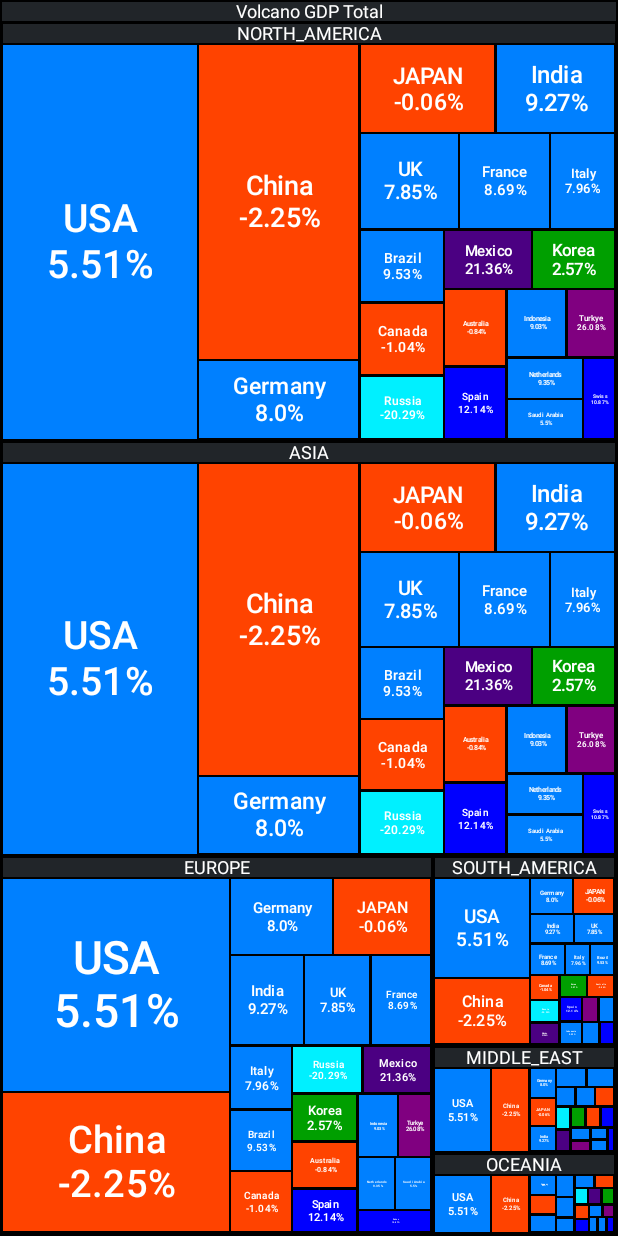
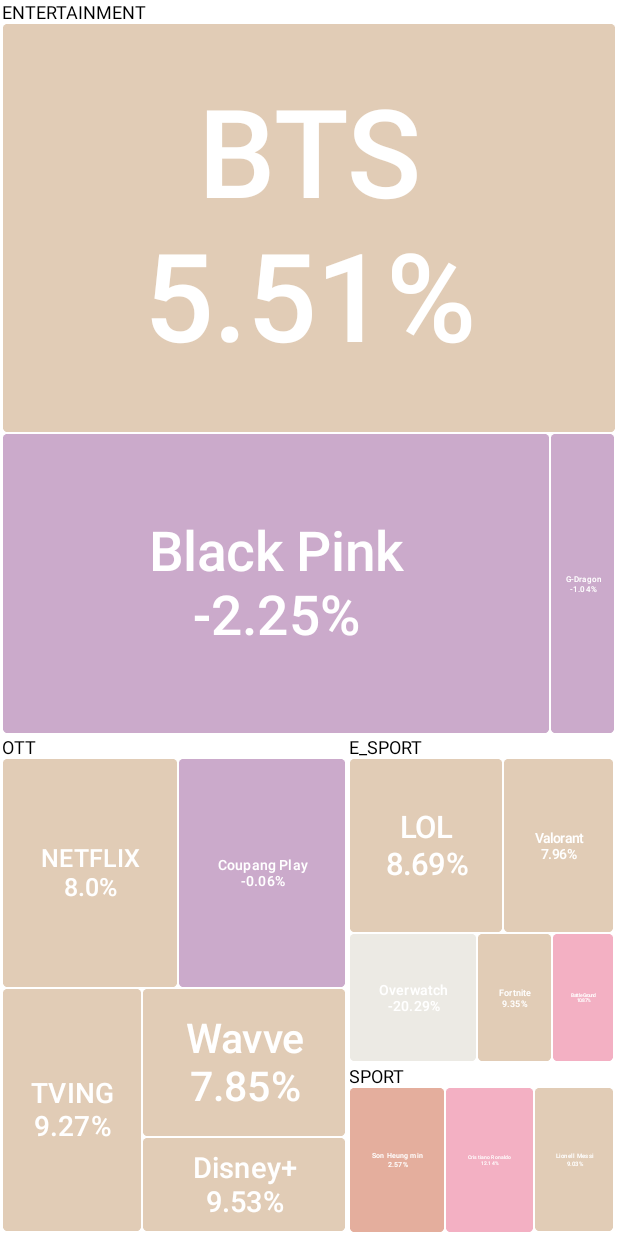
Before and after one commit to taewooyo/volcano, an Android app built with Jetpack Compose: the screen it shows after launch (MainActivity), on a phone screen of 412 x 824 dp. Run offline under Robolectric (Android 15) with nearby library versions, the light colour scheme and no system bars.

Commit message:
Update Voclano App module and Design

```diff
--- a/app/src/main/kotlin/com/taewooyo/volcano/Colors.kt
+++ b/app/src/main/kotlin/com/taewooyo/volcano/Colors.kt
@@ -19,19 +19,19 @@
 import androidx.compose.ui.graphics.toArgb
 
 internal fun getColor(percentage: Double): Int = when {
-  percentage < -30.0 -> Color(0xFFFF0000).toArgb()
-  percentage < -25.0 -> Color(0xFFFF4300).toArgb()
-  percentage < -20.0 -> Color(0xFF00f0ff).toArgb()
-  percentage < -15.0 -> Color(0xFFFF8ff0).toArgb()
-  percentage < -10.0 -> Color(0xFFFFFF00).toArgb()
-  percentage < -5.0 -> Color(0xFFFF3Ff0).toArgb()
-  percentage < 0.0 -> Color(0xFFFF4300).toArgb()
-  percentage < 5.0 -> Color(0xFF009f00).toArgb()
-  percentage < 10.0 -> Color(0xFF0080ff).toArgb()
-  percentage < 15.0 -> Color(0xFF0000ff).toArgb()
+  percentage < -30.0 -> Color(0xFFFCB9AA).toArgb()
+  percentage < -25.0 -> Color(0xFFFFDBCC).toArgb()
+  percentage < -20.0 -> Color(0xFFECEAE4).toArgb()
+  percentage < -15.0 -> Color(0xFFA2E1DB).toArgb()
+  percentage < -10.0 -> Color(0xFF55CBCD).toArgb()
+  percentage < -5.0 -> Color(0xFFABDEE6).toArgb()
+  percentage < 0.0 -> Color(0xFFCBAACB).toArgb()
+  percentage < 5.0 -> Color(0xFFE4AE9D).toArgb()
+  percentage < 10.0 -> Color(0xFFE1CCB6).toArgb()
+  percentage < 15.0 -> Color(0xFFF3B0C3).toArgb()
   percentage < 20.0 -> Color(0xFF4b8f82).toArgb()
-  percentage < 25.0 -> Color(0xFF4b0082).toArgb()
-  percentage < 30.0 -> Color(0xFF800080).toArgb()
-  percentage < 35.0 -> Color(0xFF51243f).toArgb()
-  else -> Color(0xFF888888).toArgb()
+  percentage < 25.0 -> Color(0xFFC08863).toArgb()
+  percentage < 30.0 -> Color(0xFF5AA08D).toArgb()
+  percentage < 35.0 -> Color(0xFFEF84C1).toArgb()
+  else -> Color(0xFFFC9ABB).toArgb()
 }
--- a/app/src/main/kotlin/com/taewooyo/volcano/Dummy.kt
+++ b/app/src/main/kotlin/com/taewooyo/volcano/Dummy.kt
@@ -16,140 +16,114 @@
 package com.taewooyo.volcano
 
 internal enum class Type {
-  NORTH_AMERICA,
-  SOUTH_AMERICA,
-  ASIA,
-  EUROPE,
-  MIDDLE_EAST,
-  OCEANIA,
+  ENTERTAINMENT,
+  OTT,
+  SPORT,
+  E_SPORT,
 }
 
-internal data class GDP(
+internal data class HotIssue(
   val name: String,
   val value: Double,
   val oldValue: Double,
   val type: Type,
 )
 
-internal val dummyData = listOf<GDP>(
-  GDP(
-    name = "USA",
+internal val dummyData = listOf<HotIssue>(
+  HotIssue(
+    name = "BTS",
     value = 26_949_643.0,
     oldValue = 1_485_168.0,
-    type = Type.NORTH_AMERICA,
+    type = Type.ENTERTAINMENT,
   ),
-  GDP(
-    name = "China",
+  HotIssue(
+    name = "Black Pink",
     value = 17_700_899.0,
     oldValue = -399_145.0,
-    type = Type.ASIA,
+    type = Type.ENTERTAINMENT,
   ),
-  GDP(
-    name = "Germany",
+  HotIssue(
+    name = "NETFLIX",
     value = 4_429_838.0,
     oldValue = 354_443.0,
-    type = Type.EUROPE,
+    type = Type.OTT,
   ),
-  GDP(
-    name = "JAPAN",
+  HotIssue(
+    name = "Coupang Play",
     value = 4230862.0,
     oldValue = -2_676.0,
-    type = Type.ASIA,
+    type = Type.OTT,
   ),
-  GDP(
-    name = "India",
+  HotIssue(
+    name = "TVING",
     value = 3_732_224.0,
     oldValue = 345_821.0,
-    type = Type.ASIA,
+    type = Type.OTT,
   ),
-  GDP(
-    name = "UK",
+  HotIssue(
+    name = "Wavve",
     value = 3_332_059.0,
     oldValue = 261_459.0,
-    type = Type.EUROPE,
+    type = Type.OTT,
   ),
-  GDP(
-    name = "France",
+  HotIssue(
+    name = "LOL",
     value = 3_049_016.0,
     oldValue = 264_996.0,
-    type = Type.EUROPE,
+    type = Type.E_SPORT,
   ),
-  GDP(
-    name = "Italy",
+  HotIssue(
+    name = "Valorant",
     value = 2_186_082.0,
     oldValue = 174_069.0,
-    type = Type.EUROPE,
+    type = Type.E_SPORT,
   ),
-  GDP(
-    name = "Brazil",
+  HotIssue(
+    name = "Disney+",
     value = 2_126_809.0,
     oldValue = 202_675.0,
-    type = Type.SOUTH_AMERICA,
+    type = Type.OTT,
   ),
-  GDP(
-    name = "Canada",
+  HotIssue(
+    name = "G-Dragon",
     value = 2_117_805.0,
     oldValue = -22_035.0,
-    type = Type.NORTH_AMERICA,
+    type = Type.ENTERTAINMENT,
   ),
-  GDP(
-    name = "Russia",
+  HotIssue(
+    name = "Overwatch",
     value = 1_862_470.0,
     oldValue = -377_952.0,
-    type = Type.EUROPE,
+    type = Type.E_SPORT,
   ),
-  GDP(
-    name = "Mexico",
-    value = 1_811_468.0,
-    oldValue = 386_935.0,
-    type = Type.SOUTH_AMERICA,
-  ),
-  GDP(
-    name = "Korea",
+  HotIssue(
+    name = "Son Heung min",
     value = 1_709_232.0,
     oldValue = 43_986.0,
-    type = Type.ASIA,
+    type = Type.SPORT,
   ),
-  GDP(
-    name = "Australia",
-    value = 1_687_713.0,
-    oldValue = -14_180.0,
-    type = Type.OCEANIA,
-  ),
-  GDP(
-    name = "Spain",
+  HotIssue(
+    name = "Cristiano Ronaldo",
     value = 1_582_054.0,
     oldValue = 192_127.0,
-    type = Type.EUROPE,
+    type = Type.SPORT,
   ),
-  GDP(
-    name = "Indonesia",
+  HotIssue(
+    name = "Lionell Messi",
     value = 1_417_387.0,
     oldValue = 127_958.0,
-    type = Type.ASIA,
+    type = Type.SPORT,
   ),
-  GDP(
-    name = "Turkye",
-    value = 1_154_600.0,
-    oldValue = 301_113.0,
-    type = Type.MIDDLE_EAST,
-  ),
-  GDP(
-    name = "Netherlands",
+  HotIssue(
+    name = "Fortnite",
     value = 1_092_748.0,
     oldValue = 102_165.0,
-    type = Type.EUROPE,
+    type = Type.E_SPORT,
   ),
-  GDP(
-    name = "Saudi Arabia",
-    value = 1_069_437.0,
-    oldValue = 58_849.0,
-    type = Type.MIDDLE_EAST,
-  ),
-  GDP(
-    name = "Swiss",
+  HotIssue(
+    name = "Battle Ground",
     value = 905_684.0,
     oldValue = 98_450.0,
-    type = Type.EUROPE,
+    type = Type.E_SPORT,
   ),
 )
--- a/app/src/main/kotlin/com/taewooyo/volcano/MainActivity.kt
+++ b/app/src/main/kotlin/com/taewooyo/volcano/MainActivity.kt
@@ -33,7 +33,7 @@
     val totalValue = dummyData.sumOf { it.value }
     val dividedDummyData = dummyData.groupBy { it.type }
     val volcano = root {
-      name { "Volcano GDP Total" }
+      name { null }
       weight { totalValue }
       sections {
         dividedDummyData.toList().forEach { (type, items) ->
@@ -41,12 +41,12 @@
             name { type.name }
             weight { items.sumOf { it.value } }
             elements {
-              dummyData.forEach { gdp ->
+              items.forEach { hotIssue ->
                 element {
-                  name { gdp.name }
-                  weight { gdp.value }
-                  percentage { (gdp.oldValue / gdp.value) * 100 }
-                  color { getColor((gdp.oldValue / gdp.value) * 100).toLong() }
+                  name { hotIssue.name }
+                  weight { hotIssue.value }
+                  percentage { (hotIssue.oldValue / hotIssue.value) * 100 }
+                  color { getColor((hotIssue.oldValue / hotIssue.value) * 100).toLong() }
                 }
               }
             }
@@ -64,6 +64,7 @@
           onClickElement = {},
           selectedBorderColor = Color.Black,
           selectedItem = null,
+          showRateText = true,
         )
       }
     }
--- a/volcano-compose/src/main/kotlin/com/taewooyo/volcano/compose/Volcano.kt
+++ b/volcano-compose/src/main/kotlin/com/taewooyo/volcano/compose/Volcano.kt
@@ -22,12 +22,14 @@
 import androidx.compose.foundation.gestures.awaitEachGesture
 import androidx.compose.foundation.gestures.calculatePan
 import androidx.compose.foundation.gestures.calculateZoom
+import androidx.compose.foundation.layout.Arrangement
 import androidx.compose.foundation.layout.Box
 import androidx.compose.foundation.layout.BoxWithConstraints
 import androidx.compose.foundation.layout.Column
 import androidx.compose.foundation.layout.fillMaxSize
 import androidx.compose.foundation.layout.fillMaxWidth
 import androidx.compose.foundation.layout.padding
+import androidx.compose.foundation.shape.RoundedCornerShape
 import androidx.compose.material.Text
 import androidx.compose.runtime.Composable
 import androidx.compose.runtime.getValue
@@ -37,6 +39,7 @@
 import androidx.compose.runtime.setValue
 import androidx.compose.ui.Alignment
 import androidx.compose.ui.Modifier
+import androidx.compose.ui.draw.clip
 import androidx.compose.ui.geometry.Offset
 import androidx.compose.ui.graphics.Color
 import androidx.compose.ui.graphics.graphicsLayer
@@ -65,7 +68,8 @@
   selectedBorderColor: Color = Color.White,
   onClickElement: (element: Element) -> Unit = {},
   onClickSection: (sectionName: String?) -> Unit = {},
-  borderColor: Color = Color.Black,
+  borderColor: Color = Color.White,
+  showRateText: Boolean = false,
 ) {
   val minScale = 1f
   val maxScale = 10f
@@ -144,10 +148,11 @@
     InternalTreemapChart(
       tree = items,
       selectedItem = selectedItem,
-      selectedBorderColor,
+      selectedBorderColor = selectedBorderColor,
       onClickItem = onClickElement,
       onClickSection = onClickSection,
       borderColor = borderColor,
+      showRateText = showRateText,
     )
   }
 }
@@ -161,11 +166,13 @@
   onClickItem: (Element) -> Unit,
   onClickSection: (String?) -> Unit,
   borderColor: Color,
+  showRateText: Boolean,
 ) {
   TreemapChart(
     data = tree,
     evaluateItem = Item::value,
     modifier = modifier,
+    borderColor = borderColor,
   ) { node, groupContent ->
     when (val item = node.data) {
       is Section -> {
@@ -180,6 +187,7 @@
             selectedBorderColor = selectedBorderColor,
             onClick = onClickItem,
             borderColor = borderColor,
+            showRateText = showRateText,
           )
         }
       }
@@ -195,6 +203,7 @@
   modifier: Modifier = Modifier,
   onClick: (Element) -> Unit,
   borderColor: Color,
+  showRateText: Boolean,
 ) {
   BoxWithConstraints(
     contentAlignment = Alignment.Center,
@@ -204,6 +213,7 @@
         0.5.dp,
         if (item.name == selectedItem?.name) selectedBorderColor else borderColor,
       )
+      .clip(RoundedCornerShape(5.dp))
       .background(Color(item.color)),
   ) {
     val boxWidth = constraints.maxWidth
@@ -211,7 +221,8 @@
     if (boxWidth >= 20 && boxHeight >= 20) {
       item.name?.let {
         AutoSizeText(
-          stockText = it,
+          showRateText = showRateText,
+          name = it,
           fluctuateText = "${item.percentage}%",
           width = with(LocalDensity.current) { boxWidth.toFloat() },
           height = with(LocalDensity.current) { boxHeight.toFloat() },
@@ -236,18 +247,19 @@
 
 @Composable
 internal fun AutoSizeText(
-  stockText: String,
+  showRateText: Boolean,
+  name: String,
   fluctuateText: String,
   modifier: Modifier = Modifier,
   width: Float,
   height: Float,
 ) {
-  val nameLength = stockText.length
+  val nameLength = name.length
   val fluctuation = fluctuateText.length
 
   val widthBaseTextSize = (
     (width / nameLength)
-      .coerceAtMost(width / fluctuation) / LocalDensity.current.density
+      .coerceAtMost(width / if (showRateText) fluctuation else 1) / LocalDensity.current.density
     )
     .coerceAtLeast(minTextSize)
 
@@ -258,11 +270,13 @@
 
   Column(
     modifier = Modifier
+      .fillMaxSize()
       .padding(horizontal = 2.dp),
     horizontalAlignment = Alignment.CenterHorizontally,
+    verticalArrangement = Arrangement.Center,
   ) {
     Text(
-      text = stockText,
+      text = name,
       modifier = modifier,
       fontSize = length.sp,
       fontWeight = FontWeight.W600,
@@ -273,6 +287,7 @@
       textAlign = TextAlign.Center,
       softWrap = false,
     )
+    if (showRateText) {
       Text(
         text = fluctuateText,
         modifier = modifier,
@@ -287,6 +302,7 @@
       )
     }
   }
+}
 
 private const val textLineSpace = 0.9f
 private const val minTextSize = 0.8f
@@ -296,6 +312,7 @@
   data: Tree<T>,
   evaluateItem: (T) -> Double,
   modifier: Modifier = Modifier,
+  borderColor: Color,
   nodeContent: @Composable (
     data: Tree.Node<T>,
     groupContent: @Composable (Tree.Node<T>, String?, (String?) -> Unit) -> Unit,
@@ -306,6 +323,7 @@
       data = data.root,
       evaluateItem = evaluateItem,
       nodeContent = nodeContent,
+      borderColor = borderColor,
     )
   }
 }
@@ -314,6 +332,7 @@
 internal fun <T> TreemapChartNode(
   data: Tree.Node<T>,
   evaluateItem: (T) -> Double,
+  borderColor: Color,
   nodeContent: @Composable (
     data: Tree.Node<T>,
     groupContent: @Composable (Tree.Node<T>, String?, (String?) -> Unit) -> Unit,
@@ -325,11 +344,13 @@
       sectionName = sectionName,
       evaluateItem = evaluateItem,
       onClickSection = onClickSection,
+      borderColor = borderColor,
     ) { elementNode ->
       TreemapChartNode(
         data = elementNode,
         evaluateItem = evaluateItem,
         nodeContent = nodeContent,
+        borderColor = borderColor,
       )
     }
   }
@@ -341,6 +362,7 @@
   sectionName: String?,
   evaluateItem: (T) -> Double,
   modifier: Modifier = Modifier,
+  borderColor: Color,
   onClickSection: (String?) -> Unit,
   itemContent: @Composable (Tree.Node<T>) -> Unit,
 ) {
@@ -352,14 +374,13 @@
           text = sectionName,
           modifier = Modifier
             .fillMaxWidth()
-            .border(0.5.dp, Color.Black)
-            .background(Color(0xFF212529))
+            .border(0.5.dp, borderColor)
+            .background(borderColor)
             .clickable { onClickSection(sectionName) },
           fontSize = 12.sp,
-          color = Color.White,
+          color = Color.Black,
           overflow = TextOverflow.Ellipsis,
           maxLines = 1,
-          textAlign = TextAlign.Center,
         )
       }
       data.elements.forEach { node ->
```
Also changed, not shown: 1 other file. Lines whose indentation alone changed are shown as unchanged.
